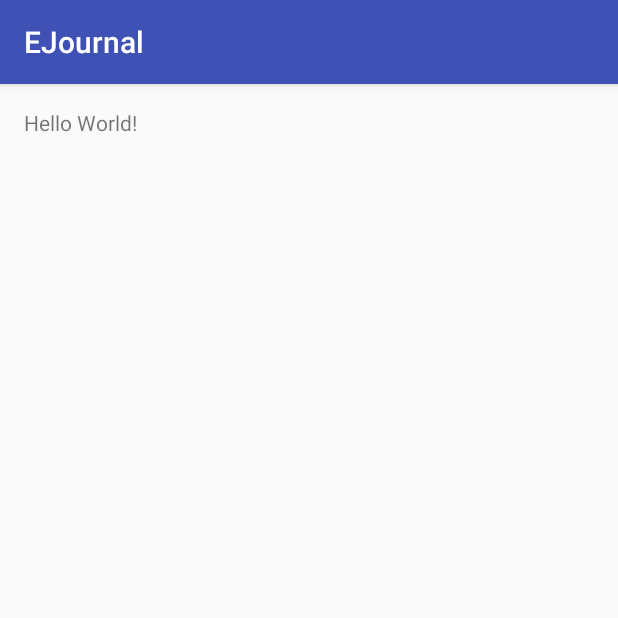
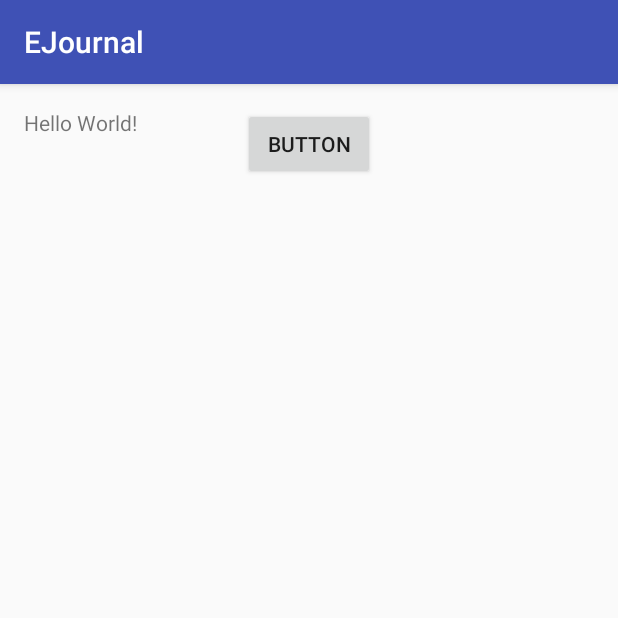
Before and after one commit to JackVeromeev/EJournal, an Android app: the screen it shows after launch (MainActivity), on a phone screen of 412 x 824 dp, the top half of it. Run offline under Robolectric (Android 15) with nearby library versions, the phone set to English and light mode, and no system bars.

Commit message:
Add diagrams(Lab3)

```diff
--- a/app/src/main/java/com/jackveromeev/ejournal/MainActivity.java
+++ b/app/src/main/java/com/jackveromeev/ejournal/MainActivity.java
@@ -2,6 +2,9 @@ package com.jackveromeev.ejournal;
 
 import android.support.v7.app.AppCompatActivity;
 import android.os.Bundle;
+import android.view.View;
+import android.widget.Button;
+import android.widget.TextView;
 
 public class MainActivity extends AppCompatActivity {
 
@@ -9,5 +12,13 @@ public class MainActivity extends AppCompatActivity {
     protected void onCreate(Bundle savedInstanceState) {
         super.onCreate(savedInstanceState);
         setContentView(R.layout.activity_main);
+        Button myFirstButton=(Button)findViewById(R.id.button);
+        final TextView myText=(TextView)findViewById(R.id.helloworld);
+        myFirstButton.setOnClickListener(new View.OnClickListener() {
+            @Override
+            public void onClick(View v) {
+                myText.setText("fuck android!".toCharArray(),0,13);
+            }
+        });
     }
 }
--- a/app/src/main/res/layout/activity_main.xml
+++ b/app/src/main/res/layout/activity_main.xml
@@ -13,5 +13,14 @@
     <TextView
         android:layout_width="wrap_content"
         android:layout_height="wrap_content"
-        android:text="Hello World!" />
+        android:text="Hello World!"
+        android:id="@+id/helloworld"/>
+
+    <Button
+        android:text="Button"
+        android:layout_width="wrap_content"
+        android:layout_height="wrap_content"
+        android:id="@+id/button"
+        android:layout_alignParentTop="true"
+        android:layout_centerHorizontal="true" />
 </RelativeLayout>
```
Also changed, not shown: 10 other files.
